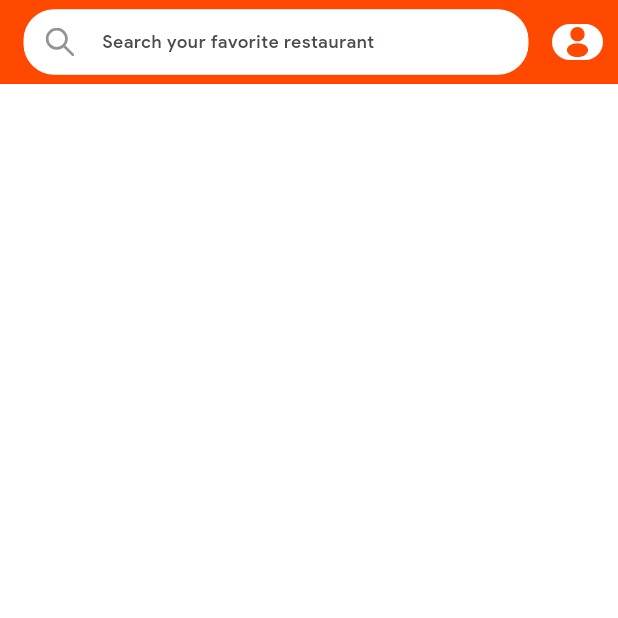
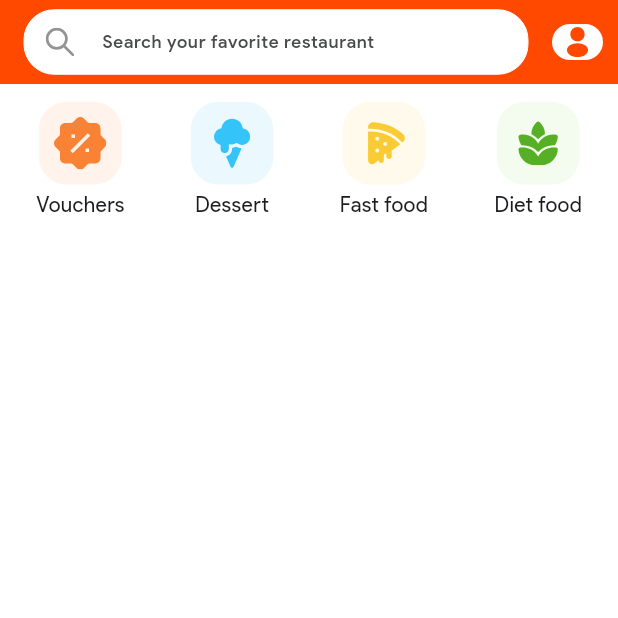
Before and after one commit to celvineadiputra-dev/cRestaurant_flutter_fundamental_submission, a Flutter app: the HomeScreen screen opened directly, on a phone screen of 412 x 824 dp, the top half of it. Run offline on Flutter 3.47's test engine with Material 2 defaults, Android fonts, the phone set to English and light mode, and no system bars; our stand-ins replace flutter_svg, page_transition.

Commit message:
add menu item

```diff
--- a/lib/app/home/home_screen.dart
+++ b/lib/app/home/home_screen.dart
@@ -1,3 +1,4 @@
+import 'package:crestaurant2/app/widgets/menu_widget.dart';
 import 'package:crestaurant2/values/Colors.dart';
 import 'package:crestaurant2/values/Icons.dart';
 import 'package:flutter/material.dart';
@@ -77,6 +78,46 @@ class HomeScreen extends StatelessWidget {
           )
         ],
       ),
+      body: SafeArea(
+          child: SingleChildScrollView(
+        padding: const EdgeInsets.symmetric(horizontal: 24, vertical: 12),
+        child: Column(
+          children: const [MenuItem()],
+        ),
+      )),
     );
   }
 }
+
+class MenuItem extends StatelessWidget {
+  const MenuItem({Key? key}) : super(key: key);
+
+  @override
+  Widget build(BuildContext context) {
+    return Row(
+      mainAxisAlignment: MainAxisAlignment.spaceBetween,
+      children: const [
+        MenuWidget(
+          label: "Vouchers",
+          color: ambrosiaIvory,
+          icon: voucher,
+        ),
+        MenuWidget(
+          label: "Dessert",
+          color: lilyWhite,
+          icon: ice,
+        ),
+        MenuWidget(
+          label: "Fast food",
+          color: earlyDawn,
+          icon: fastFood,
+        ),
+        MenuWidget(
+          label: "Diet food",
+          color: feta,
+          icon: dietFood,
+        ),
+      ],
+    );
+  }
+}
--- /dev/null
+++ b/lib/app/widgets/menu_widget.dart
@@ -0,0 +1,36 @@
+import 'package:flutter/material.dart';
+import 'package:flutter_svg/flutter_svg.dart';
+
+class MenuWidget extends StatelessWidget {
+  final String label, icon;
+  final Color color;
+
+  const MenuWidget(
+      {Key? key, required this.label, required this.color, required this.icon})
+      : super(key: key);
+
+  @override
+  Widget build(BuildContext context) {
+    return InkWell(
+      onTap: () {},
+      child: Column(
+        children: [
+          Container(
+            width: 55,
+            height: 55,
+            decoration: BoxDecoration(
+                color: color, borderRadius: BorderRadius.circular(18)),
+            child: Padding(
+              padding: const EdgeInsets.all(10),
+              child: SvgPicture.asset(icon),
+            ),
+          ),
+          const SizedBox(
+            height: 3,
+          ),
+          Text(label)
+        ],
+      ),
+    );
+  }
+}
--- a/lib/main.dart
+++ b/lib/main.dart
@@ -44,7 +44,7 @@ class MyApp extends StatelessWidget {
         elevatedButtonTheme: elevatedButtonTheme,
       ),
       routes: {
-        '/': (context) => const MainScreen(),
+        '/': (context) => const OnBoardingScreen(),
         '/signin': (context) => const SignInScreen(),
         '/signup': (context) => const SignUpScreen(),
         '/main': (context) => const MainScreen()
```
